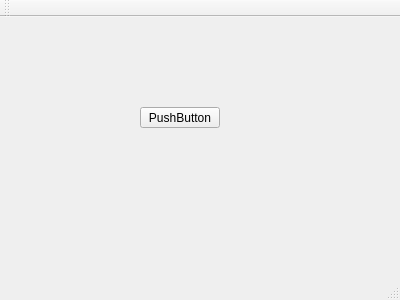
JaimeBorondo/PlainMusicPlayer, file PlainMusicPlayer/mainwindow.ui: the form before one commit.
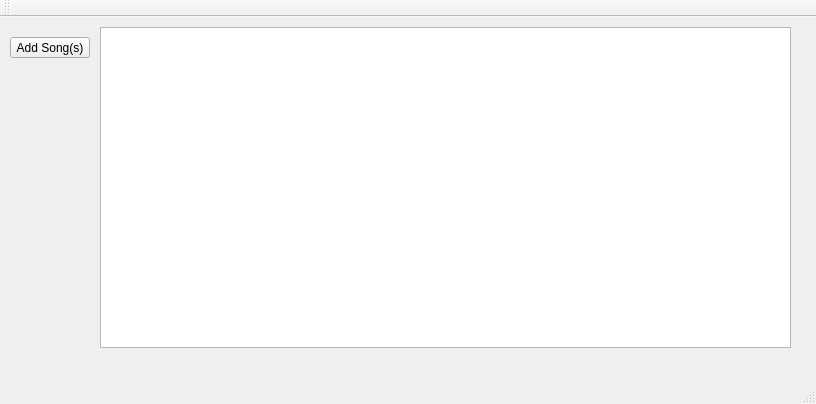
The form after the commit.

Commit message:
Table view classes started, enough for today
Began writing the custom class that I will use to display the songs'
data.

Patch:
```diff
--- a/PlainMusicPlayer/mainwindow.ui
+++ b/PlainMusicPlayer/mainwindow.ui
@@ -6,8 +6,8 @@
    <rect>
     <x>0</x>
     <y>0</y>
-    <width>400</width>
-    <height>300</height>
+    <width>816</width>
+    <height>404</height>
    </rect>
   </property>
   <property name="windowTitle">
@@ -17,8 +17,8 @@
    <widget class="QPushButton" name="pushButton">
     <property name="geometry">
      <rect>
-      <x>140</x>
-      <y>90</y>
+      <x>10</x>
+      <y>20</y>
       <width>80</width>
       <height>21</height>
      </rect>
@@ -27,7 +27,17 @@
      <enum>Qt::NoContextMenu</enum>
     </property>
     <property name="text">
-     <string>PushButton</string>
+     <string>Add Song(s)</string>
+    </property>
+   </widget>
+   <widget class="QTableWidget" name="tableWidget">
+    <property name="geometry">
+     <rect>
+      <x>100</x>
+      <y>10</y>
+      <width>691</width>
+      <height>321</height>
+     </rect>
     </property>
    </widget>
   </widget>
```
Left out of the diff: 5 changed lines with no effect on the pictures. The commit also changes 9 other files.
